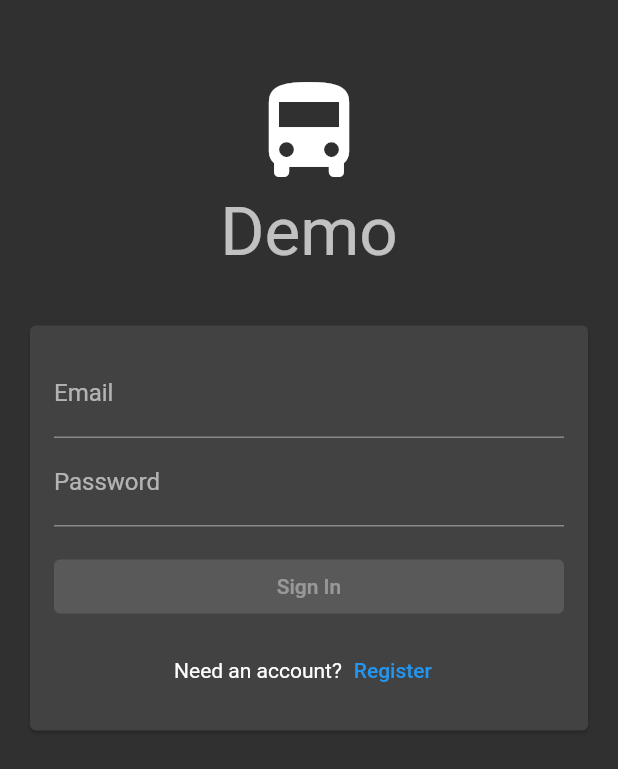
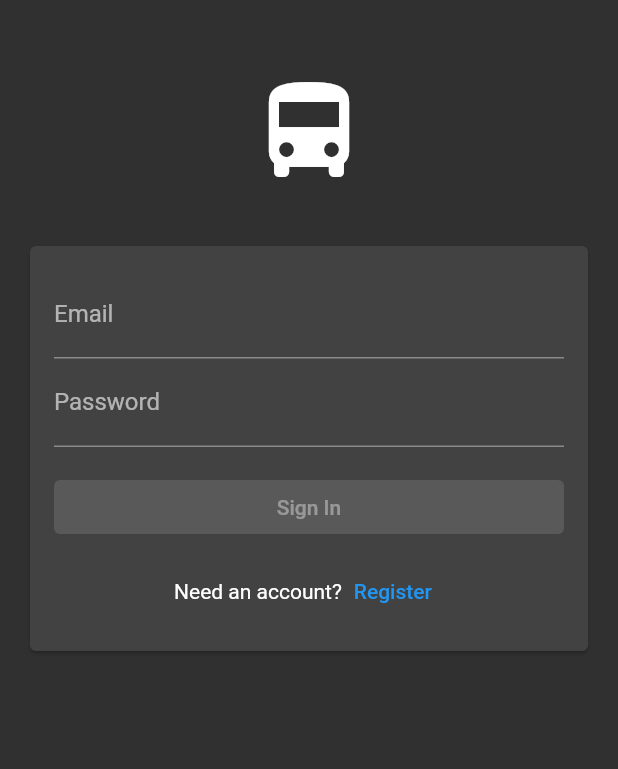
Before and after one commit to danialothman/bonjaur_demo, a Flutter app: the screen it shows after launch, on a phone screen of 412 x 824 dp. Shown: the top 769 px of the screen. Run offline on Flutter 3.47's test engine with Material 2 defaults, Android fonts, the light colour scheme and no system bars.

Commit message:
Update home_screen.dart

```diff
--- a/lib/src/views/home_screen.dart
+++ b/lib/src/views/home_screen.dart
@@ -28,10 +28,7 @@ class _HomeScreenState extends State<HomeScreen> {
                           Icons.directions_bus,
                           size: 80,
                         ),
-                        Text(
-                          "Demo",
-                          style: Theme.of(context).textTheme.displaySmall,
-                        ),
+
                       ],
                     ),
                   ),
```
